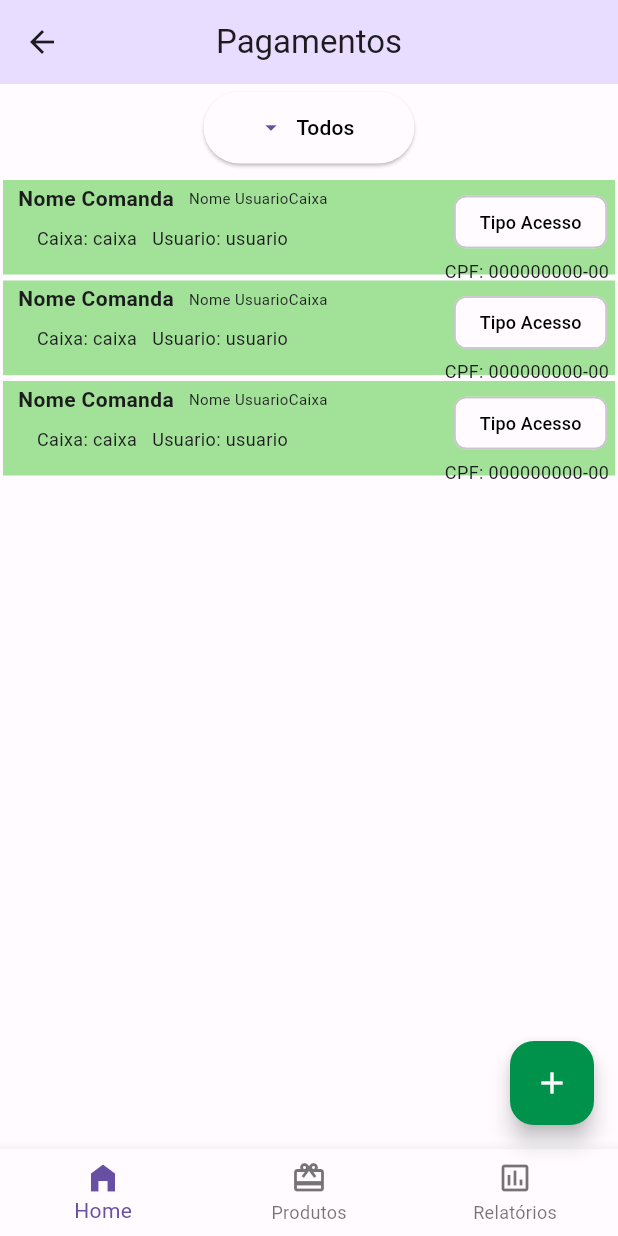
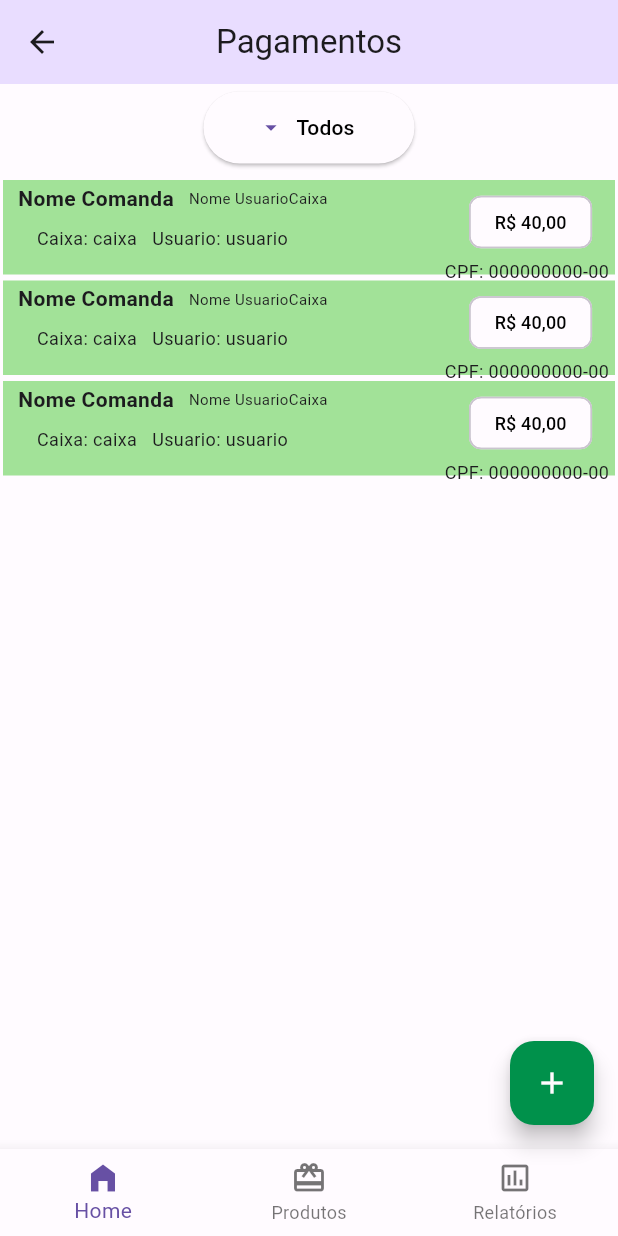
Before and after one commit to kaiomaced0/flutter-comandas, a Flutter app: the AdmPagamentosPage screen opened by its route, on a phone screen of 412 x 824 dp. Run offline on Flutter 3.47's test engine with Material 2 defaults, Android fonts, the phone set to English and light mode, and no system bars.

Commit message:
ajustando exemplo tela

```diff
--- a/lib/widget/card_pagamento.dart
+++ b/lib/widget/card_pagamento.dart
@@ -63,7 +63,7 @@ Padding cardPagamento() {
                 child: Chip(
                     autofocus: true,
                     label: Text(
-                      'Tipo Acesso',
+                      'R\$ 40,00',
                       style: TextStyle(color: Colors.black, fontSize: 12),
                     )),
               ),
```
